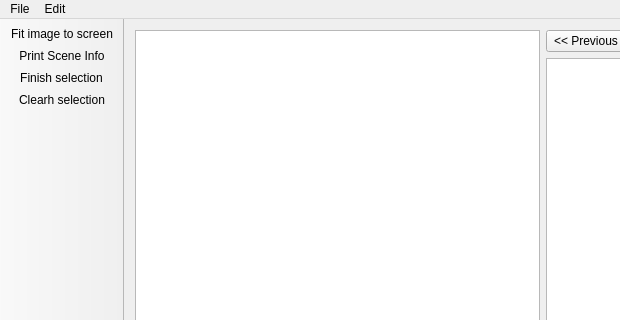
Old version of the form KinectProject/src/PrivacyEditor/MainWindow.ui in the repository d3ce1t/PrivacyProject; both pictures show x 0 to 620 and y 0 to 320 of the 809 by 505 pixel window.
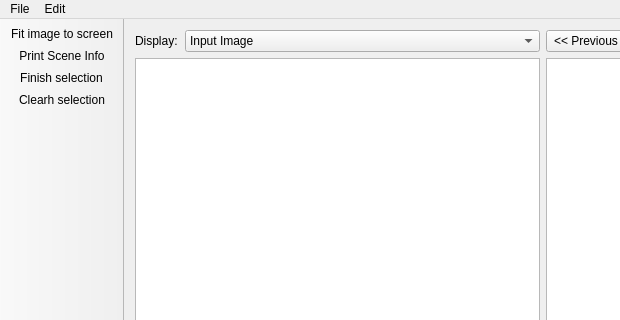
New version of the form. Icons and pictures are not drawn.

```diff
--- a/KinectProject/src/PrivacyEditor/MainWindow.ui
+++ b/KinectProject/src/PrivacyEditor/MainWindow.ui
@@ -14,7 +14,37 @@
    <string>Privacy Editor</string>
   </property>
   <widget class="QWidget" name="centralWidget">
-   <layout class="QHBoxLayout" name="horizontalLayout_2" stretch="4,1">
+   <layout class="QHBoxLayout" name="horizontalLayout_3" stretch="4,1">
+    <item>
+     <layout class="QVBoxLayout" name="verticalLayout_2">
+      <item>
+       <layout class="QHBoxLayout" name="horizontalLayout_2" stretch="1,8">
+        <item>
+         <widget class="QLabel" name="label">
+          <property name="text">
+           <string>Display:</string>
+          </property>
+         </widget>
+        </item>
+        <item>
+         <widget class="QComboBox" name="comboBox">
+          <property name="currentIndex">
+           <number>0</number>
+          </property>
+          <item>
+           <property name="text">
+            <string>Input Image</string>
+           </property>
+          </item>
+          <item>
+           <property name="text">
+            <string>Output Image</string>
+           </property>
+          </item>
+         </widget>
+        </item>
+       </layout>
+      </item>
     <item>
      <widget class="QGraphicsView" name="graphicsView">
       <property name="mouseTracking">
@@ -33,6 +63,8 @@
        <enum>Qt::IntersectsItemBoundingRect</enum>
       </property>
      </widget>
+      </item>
+     </layout>
     </item>
     <item>
      <layout class="QVBoxLayout" name="verticalLayout">
```
Lines whose indentation alone changed are shown as unchanged.
